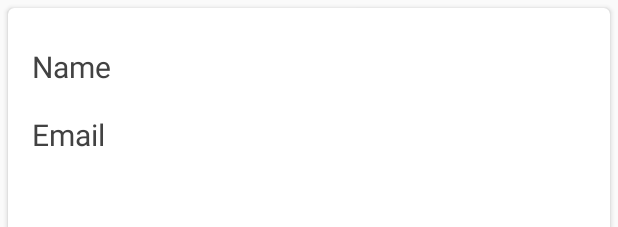
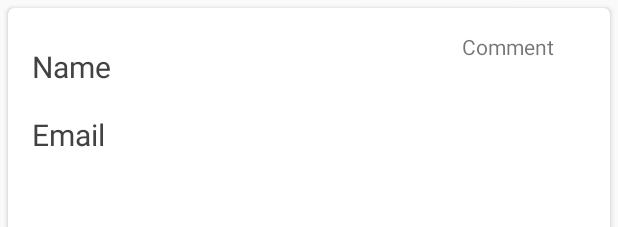
Before and after one commit to J4ckSn0w/Api-Test-Kotlin, an Android app: the layout comment_layout.xml on its own in the app's theme, with its tools: preview values and no code run, on a phone screen of 412 x 824 dp. Shown: the top 227 px of the screen. Run offline under Robolectric (Android 15) with nearby library versions, the phone set to English and light mode, and no system bars; network calls fail.

Commit message:
Last Push

```diff
--- a/app/src/main/res/layout/comment_layout.xml
+++ b/app/src/main/res/layout/comment_layout.xml
@@ -14,8 +14,16 @@
             android:padding="16dp">
 
             <TextView
+                android:id="@+id/tag"
+                android:layout_width="wrap_content"
+                android:layout_height="wrap_content"
+                android:layout_marginStart="17dp"
+                android:layout_toEndOf="@+id/name"
+                android:text="Comment" />
+
+            <TextView
                 android:id="@+id/name"
-                android:layout_width="match_parent"
+                android:layout_width="269dp"
                 android:layout_height="wrap_content"
                 android:layout_alignParentTop="true"
                 android:layout_marginTop="9dp"
```
Also changed, not shown: app/src/main/res/layout/card_layout.xml (+11 -3 lines), app/src/main/res/layout/user_layout.xml (+9 -1 lines).
